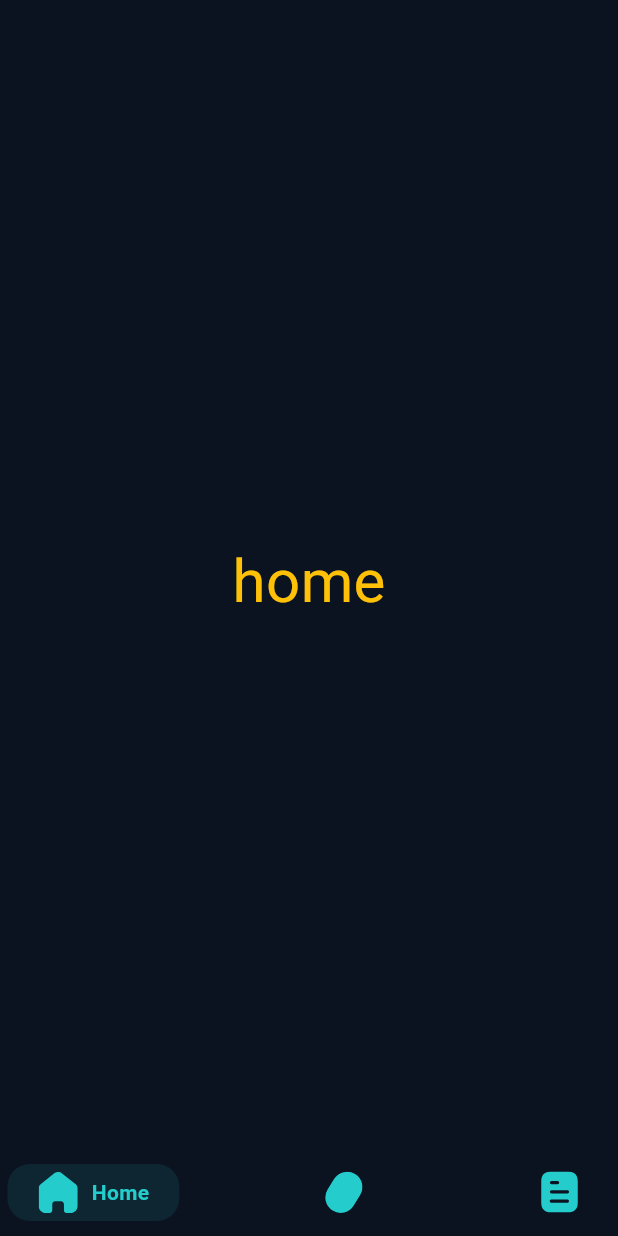
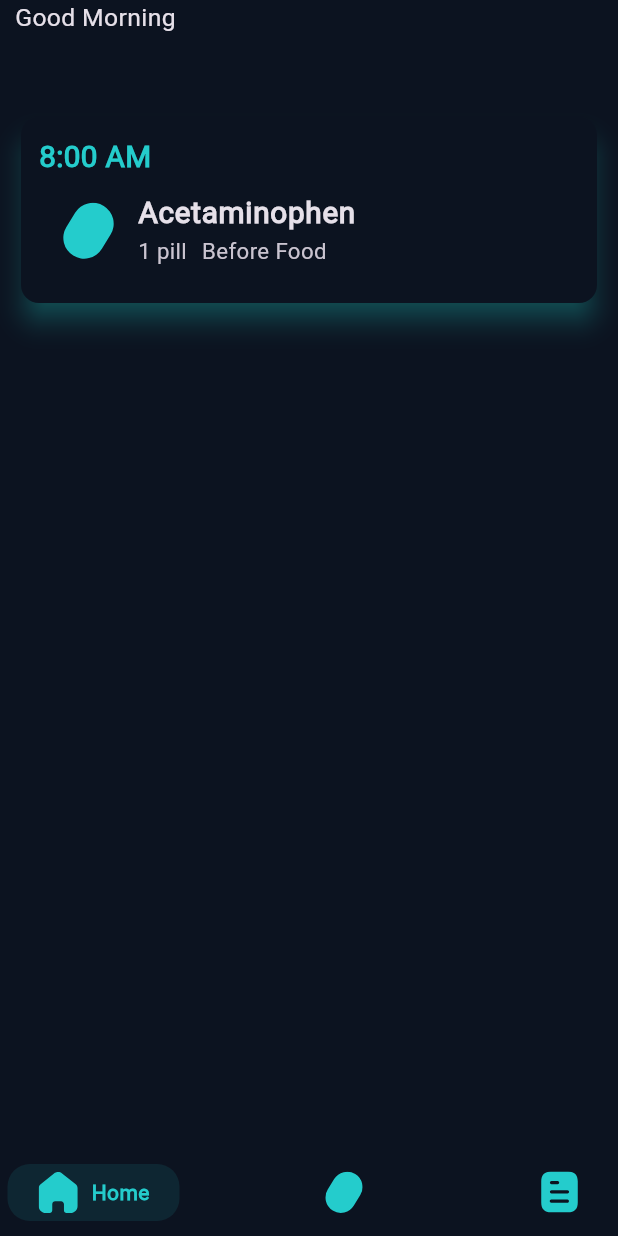
Before and after one commit to AliKamar34/MediMood, a Flutter app: the screen it shows after launch, on a phone screen of 412 x 824 dp. Run offline on Flutter 3.47's test engine with Material 3 defaults, Android fonts, the light colour scheme and no system bars; drawn by our look-alikes of google_nav_bar; our stand-ins replace flutter_svg, font_awesome_flutter, go_router.

Commit message:
create app text style

```diff
--- /dev/null
+++ b/lib/core/utils/app_text_style.dart
@@ -0,0 +1,76 @@
+import 'package:flutter/material.dart';
+
+abstract class AppTextStyle {
+  static TextStyle styleRegular10(context) {
+    return TextStyle(
+      fontSize: getResponsiveFontSize(context, fontSize: 10),
+      fontFamily: 'Roboto',
+      fontWeight: FontWeight.w400,
+    );
+  }
+
+  static TextStyle styleRegular14(context) {
+    return TextStyle(
+      fontSize: getResponsiveFontSize(context, fontSize: 14),
+      fontFamily: 'Roboto',
+      fontWeight: FontWeight.w400,
+    );
+  }
+
+  static TextStyle styleRegular18(context) {
+    return TextStyle(
+      fontSize: getResponsiveFontSize(context, fontSize: 18),
+      fontFamily: 'Roboto',
+      fontWeight: FontWeight.w400,
+    );
+  }
+
+  static TextStyle styleRegular20(context) {
+    return TextStyle(
+      fontSize: getResponsiveFontSize(context, fontSize: 20),
+      fontFamily: 'Roboto',
+      fontWeight: FontWeight.w400,
+    );
+  }
+
+  static TextStyle styleMedium18(context) {
+    return TextStyle(
+      fontSize: getResponsiveFontSize(context, fontSize: 18),
+      fontFamily: 'Roboto',
+      fontWeight: FontWeight.w500,
+    );
+  }
+
+  static TextStyle styleBold24(context) {
+    return TextStyle(
+      fontSize: getResponsiveFontSize(context, fontSize: 24),
+      fontFamily: 'Roboto',
+      fontWeight: FontWeight.w700,
+    );
+  }
+
+  static TextStyle styleBold33(context) {
+    return TextStyle(
+      fontSize: getResponsiveFontSize(context, fontSize: 33),
+      fontFamily: 'Roboto',
+      fontWeight: FontWeight.w700,
+    );
+  }
+}
+
+double getResponsiveFontSize(BuildContext context, {required double fontSize}) {
+  double scaleFactor = getScaleFactor(context);
+  double responsiveFontSize = fontSize * scaleFactor;
+  double lowerLimit = fontSize * 0.8;
+  double upperLimit = fontSize * 1.2;
+  return responsiveFontSize.clamp(lowerLimit, upperLimit);
+}
+
+double getScaleFactor(BuildContext context) {
+  double width = MediaQuery.sizeOf(context).width;
+  if (width < 800) {
+    return width / 500;
+  } else {
+    return width / 900;
+  }
+}
--- /dev/null
+++ b/lib/core/utils/assets_data.dart
@@ -0,0 +1,5 @@
+abstract class AssetsData {
+  static const homeIcon = 'asstes/images/Home.svg';
+  static const pillIcon = 'asstes/images/pill.svg';
+  static const noteIcon = 'asstes/images/Document.svg';
+}
--- a/lib/core/utils/colors_asset_data.dart
+++ b/lib/core/utils/colors_asset_data.dart
@@ -1,7 +1,7 @@
 import 'package:flutter/material.dart';
 
-class ColorsAssetData {
-static const scaffoldColor = Color(0xff0C1320);
-static const primaryColor = Color(0xff24CCCC);
-static const secandryColor = Color(0xff62F4F4);
+abstract class ColorsAssetData {
+  static const scaffoldColor = Color(0xff0C1320);
+  static const primaryColor = Color(0xff24CCCC);
+  static const secandryColor = Color(0xff62F4F4);
 }
--- a/lib/features/home/presentation/views/widgets/home_view_body.dart
+++ b/lib/features/home/presentation/views/widgets/home_view_body.dart
@@ -1,16 +1,72 @@
 import 'package:flutter/material.dart';
+import 'package:flutter_svg/flutter_svg.dart';
+import 'package:new_app/core/utils/app_text_style.dart';
+import 'package:new_app/core/utils/assets_data.dart';
+import 'package:new_app/core/utils/colors_asset_data.dart';
 
 class HomeViewBody extends StatelessWidget {
   const HomeViewBody({super.key});
 
   @override
   Widget build(BuildContext context) {
-    return const Scaffold(
-      body: Center(
-          child: Text(
-        'home',
-        style: TextStyle(color: Colors.amber, fontSize: 40),
-      )),
-    );
+    return Scaffold(
+        body: SafeArea(
+      child: Padding(
+        padding: const EdgeInsets.symmetric(horizontal: 10),
+        child: Column(
+          crossAxisAlignment: CrossAxisAlignment.start,
+          children: [
+            Text(
+              'Good Morning',
+              style: AppTextStyle.styleRegular20(context),
+            ),
+            const SizedBox(
+              height: 50,
+            ),
+            Card(
+              color: ColorsAssetData.scaffoldColor,
+              elevation: 7,
+              shadowColor: ColorsAssetData.primaryColor,
+              child: Padding(
+                padding: const EdgeInsets.all(12),
+                child: Column(
+                  crossAxisAlignment: CrossAxisAlignment.start,
+                  children: [
+                    Text(
+                      '8:00 AM',
+                      style: AppTextStyle.styleBold24(context).copyWith(
+                        color: ColorsAssetData.primaryColor,
+                      ),
+                    ),
+                    ListTile(
+                      leading: SvgPicture.asset(AssetsData.pillIcon),
+                      title: Text(
+                        'Acetaminophen',
+                        style: AppTextStyle.styleBold24(context),
+                      ),
+                      subtitle: Row(
+                        children: [
+                          Text(
+                            '1 pill',
+                            style: AppTextStyle.styleMedium18(context),
+                          ),
+                          const SizedBox(
+                            width: 10,
+                          ),
+                          Text(
+                            'Before Food',
+                            style: AppTextStyle.styleMedium18(context),
+                          ),
+                        ],
+                      ),
+                    )
+                  ],
+                ),
+              ),
+            )
+          ],
+        ),
+      ),
+    ));
   }
 }
--- a/lib/main.dart
+++ b/lib/main.dart
@@ -13,7 +13,7 @@ class MyApp extends StatelessWidget {
     return MaterialApp.router(
       debugShowCheckedModeBanner: false,
       routerConfig: AppRoutes.router,
-      theme: ThemeData(
+      theme: ThemeData.dark().copyWith(
         scaffoldBackgroundColor: ColorsAssetData.scaffoldColor,
       ),
     );
```
Also changed, not shown: pubspec.yaml (+4 -4 lines), asstes/fonts/Roboto-Regular.ttf (added).
